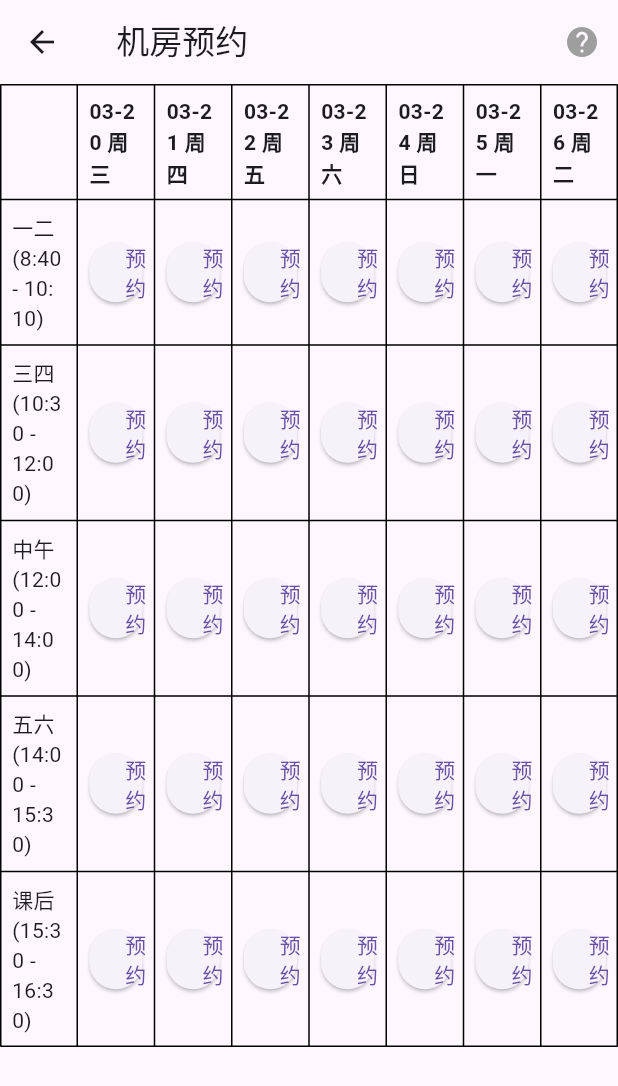
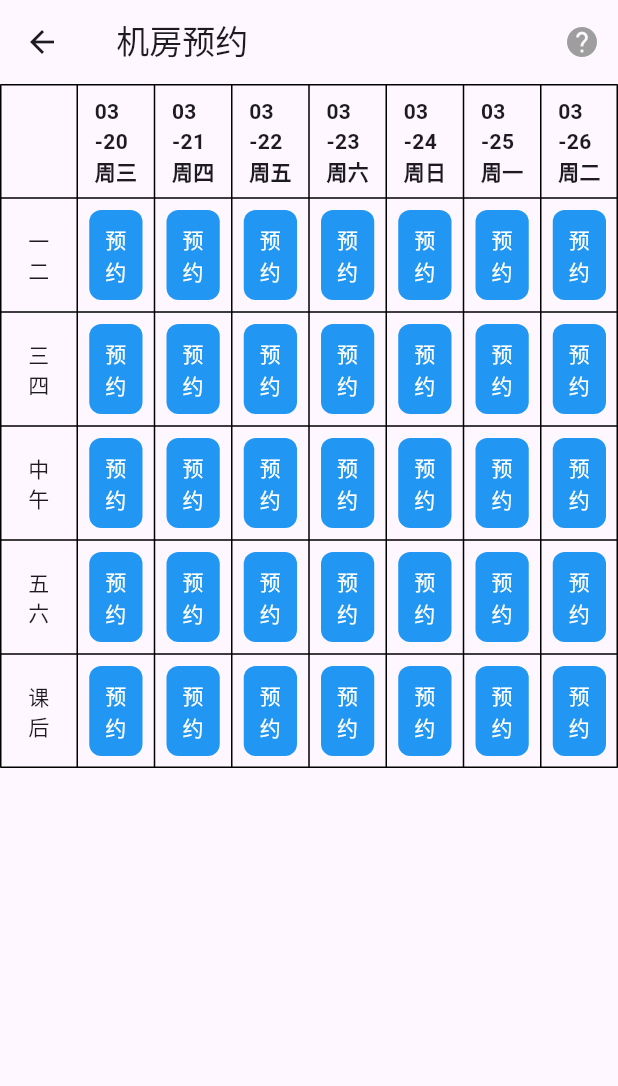
Before and after one commit to kfzzzzzz/xintai_school, a Flutter app: the SchoolComputerReservationPage screen opened directly with empty values, on a phone screen of 412 x 824 dp. Shown: the top 1086 px of the screen. Run offline on Flutter 3.47's test engine with Material 3 defaults, Android fonts, the light colour scheme and no system bars; our stand-ins replace bloc, data_table_2, equatable, flutter_bloc, fluttertoast, parse_server_sdk_flutter; statements that could not run were skipped.

Commit message:
@dev #课表UI修改

```diff
--- a/lib/SchoolComputerSys/SchoolComputerReservationPage.dart
+++ b/lib/SchoolComputerSys/SchoolComputerReservationPage.dart
@@ -131,14 +131,32 @@ class _SchoolComputerReservationPageState
 
     if (reservationInfo.isNotEmpty) {
       return Center(
-        child: Text(reservationInfo),
+        child: Text(
+          reservationInfo,
+          style: TextStyle(fontSize: 10.0),
+          textAlign: TextAlign.left,
+        ),
       );
     } else {
-      return ElevatedButton(
-        onPressed: () {
+      return InkWell(
+        onTap: () {
           showBookDialog(computerRoom, date, type);
         },
-        child: Text('预约'),
+        child: Container(
+          width: 100, // 按钮宽度
+          height: 60, // 按钮高度
+          decoration: BoxDecoration(
+            color: Colors.blue, // 按钮背景色
+            borderRadius: BorderRadius.circular(8), // 按钮圆角
+          ),
+          child: Center(
+            child: Text(
+              '预 \n约',
+              style: TextStyle(fontSize: 14, color: Colors.white), // 文字样式
+              textAlign: TextAlign.center, // 文字居中对齐
+            ),
+          ),
+        ),
       );
     }
   }
@@ -152,7 +170,7 @@ class _SchoolComputerReservationPageState
           roomDayReservations[formattedReservationDate]!;
       for (var reservation in reservations) {
         if (reservation.type == type) {
-          return "${reservation.course} \n ${reservation.className} ${reservation.teacher}";
+          return "${reservation.course}\n ${reservation.className}${reservation.teacher}";
         }
       }
     }
@@ -163,15 +181,15 @@ class _SchoolComputerReservationPageState
   String _formatTimeSlot(int type) {
     switch (type) {
       case 1:
-        return '一二 (8:40 - 10:10)';
+        return '一\n二';
       case 2:
-        return '三四 (10:30 - 12:00)';
+        return '三\n四';
       case 3:
-        return '中午 (12:00 - 14:00)';
+        return '中\n午';
       case 4:
-        return '五六 (14:00 - 15:30)';
+        return '五\n六';
       case 5:
-        return '课后 (15:30 - 16:30)';
+        return '课\n后';
       default:
         return '';
     }
@@ -182,19 +200,19 @@ class _SchoolComputerReservationPageState
     String day = date.day.toString().padLeft(2, '0');
     switch (date.weekday) {
       case 1:
-        return '$month-$day 周一';
+        return '$month\n-$day\n周一';
       case 2:
-        return '$month-$day 周二';
+        return '$month\n-$day\n周二';
       case 3:
-        return '$month-$day 周三';
+        return '$month\n-$day\n周三';
       case 4:
-        return '$month-$day 周四';
+        return '$month\n-$day\n周四';
       case 5:
-        return '$month-$day 周五';
+        return '$month\n-$day\n周五';
       case 6:
-        return '$month-$day 周六';
+        return '$month\n-$day\n周六';
       case 7:
-        return '$month-$day 周日';
+        return '$month\n-$day\n周日';
       default:
         return '';
     }
@@ -312,5 +330,25 @@ class _SchoolComputerReservationPageState
     );
   }
 
-  _showManagerDialog() {}
+  _showManagerDialog() {
+    return AlertDialog(
+      title: Text('预约帮助'),
+      content: SingleChildScrollView(
+        child: ListBody(
+          children: <Widget>[
+            Text(
+                '预约分五个时间段:\n一二 (8:40 - 10:10)\n三四 (10:30 - 12:00)\n中午 (12:00 - 14:00)\n五六 (14:00 - 15:30)\n课后 (15:30 - 16:30)')
+          ],
+        ),
+      ),
+      actions: <Widget>[
+        TextButton(
+          onPressed: () {
+            Navigator.of(context).pop(); // 关闭对话框
+          },
+          child: Text('关闭'),
+        ),
+      ],
+    );
+  }
 }
```
